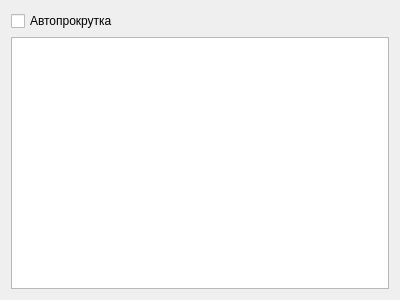
Qt form src/ARM_R_viewCore/Tabs/SolverResultWidget.ui (nevaeh82/arm_r) before a commit.
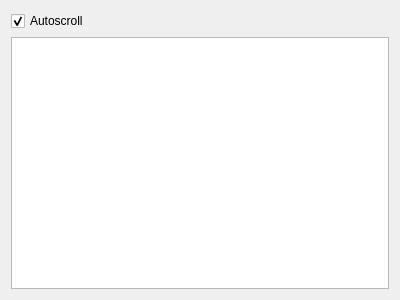
The same form after that commit.

Commit message: Set autoscroll as default. Add autoscroll translation.

What changed in the file:
```diff
--- a/src/ARM_R_viewCore/Tabs/SolverResultWidget.ui
+++ b/src/ARM_R_viewCore/Tabs/SolverResultWidget.ui
@@ -20,7 +20,10 @@
    <item row="0" column="0">
     <widget class="QCheckBox" name="checkBoxAutoScroll">
      <property name="text">
-      <string>Автопрокрутка</string>
+      <string>Autoscroll</string>
+     </property>
+     <property name="checked">
+      <bool>true</bool>
      </property>
     </widget>
    </item>
```
The commit also changes 3 other files.
